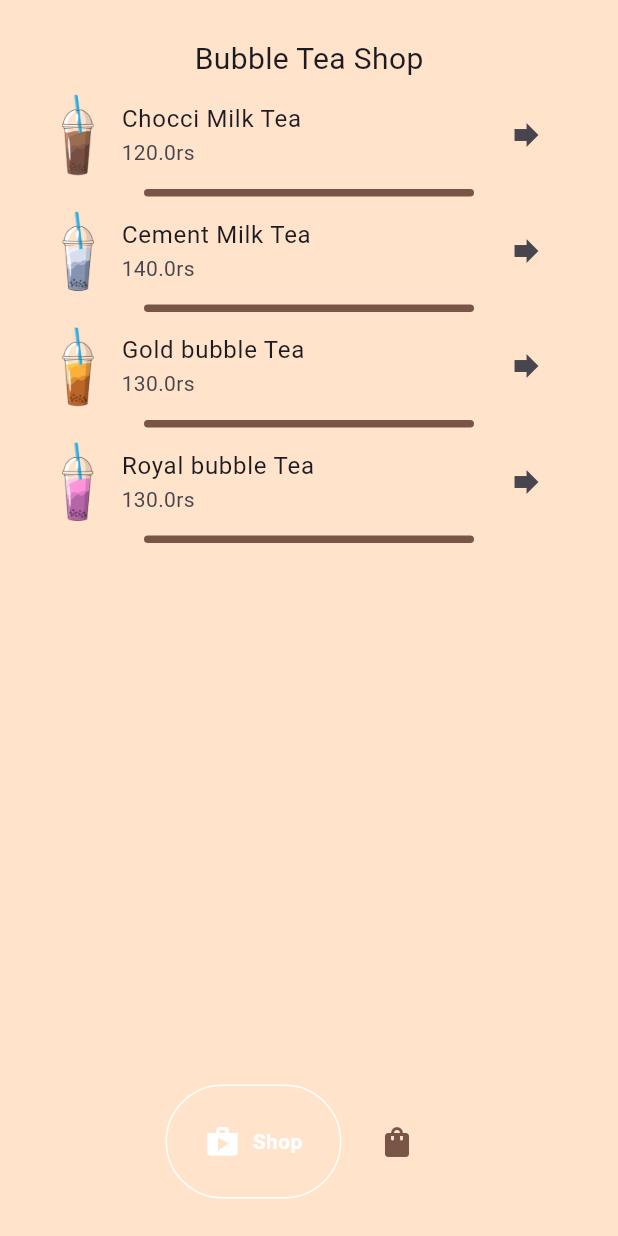
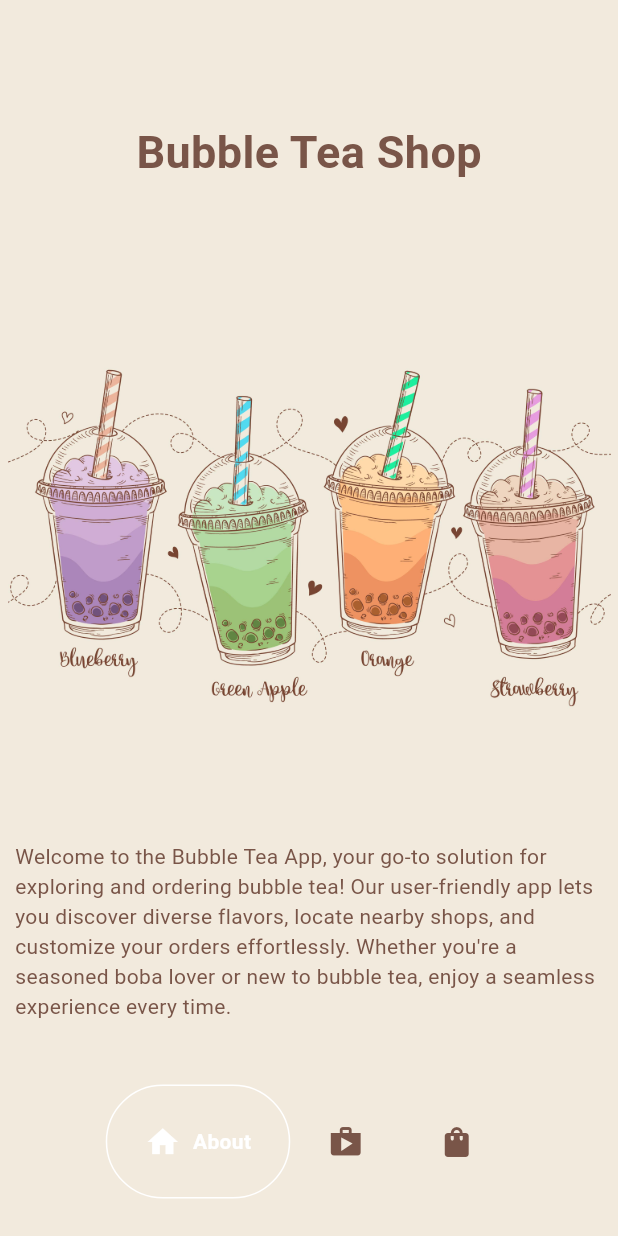
Before and after one commit to CC-KEH/Bubble-Tea, a Flutter app: the screen it shows after launch, on a phone screen of 412 x 824 dp. Run offline on Flutter 3.47's test engine with Material 3 defaults, Android fonts, the light colour scheme and no system bars; drawn by our look-alikes of google_nav_bar.

Commit message:
final commit

```diff
--- a/lib/CartPage.dart
+++ b/lib/CartPage.dart
@@ -50,6 +50,7 @@ class _CartPageState extends State<CartPage> {
                   },
                 ),
               ),
+              const SizedBox(height: 30,),
               //pay button
                MaterialButton(
                  color: Colors.brown,
--- a/lib/HomePage.dart
+++ b/lib/HomePage.dart
@@ -1,5 +1,6 @@
 import 'package:boba_tea/CartPage.dart';
 import 'package:boba_tea/ShopPage.dart';
+import 'package:boba_tea/about.dart';
 import 'package:flutter/material.dart';
 
 import 'components/bottom_nav_bar.dart';
@@ -20,6 +21,8 @@ class _HomePageState extends State<HomePage> {
   }
 
   final List<Widget> _pages = [
+    // HomePage
+    const About(),
     //Shop page
     const ShopPage(),
     //Cart page
@@ -29,7 +32,7 @@ class _HomePageState extends State<HomePage> {
   @override
   Widget build(BuildContext context) {
     return Scaffold(
-      backgroundColor: const Color(0xffffe3cb),
+      backgroundColor: const Color(0xfff2eadd),
       bottomNavigationBar: BottomNav(
         onTabChange: (index) => navigateBottomNavbar(index),
       ),
--- a/lib/OrderPage.dart
+++ b/lib/OrderPage.dart
@@ -1,3 +1,5 @@
+import 'dart:collection';
+
 import 'package:boba_tea/models/Drink.dart';
 import 'package:boba_tea/models/Shop.dart';
 import 'package:flutter/material.dart';
@@ -52,12 +54,19 @@ class _OrderPageState extends State<OrderPage> {
       ),
     );
   }
+  Map<String, Color> nameToColors = {
+    'Chocci Milk Tea': const Color(0xFF9a6c52),
+    'Cement Milk Tea': const Color(0xFFa9b4d2),
+    'Gold bubble Tea': const Color(0xFFdf8f2c),  // Colors.gold does not exist, using Colors.yellow as a close alternative
+    'Royal bubble Tea': const Color(0xFFff94d8),
+  };
 
   @override
   Widget build(BuildContext context) {
     return Scaffold(
       appBar: AppBar(
         title: Text(widget.drink.name),
+        backgroundColor: nameToColors[widget.drink.name],
       ),
       backgroundColor: const Color(0xffffe3cb),
       body: Padding(
@@ -92,6 +101,7 @@ class _OrderPageState extends State<OrderPage> {
                         Slider(
                             value: sweetValue,
                             label: sweetValue.toString(),
+                            activeColor: nameToColors[widget.drink.name],
                             divisions: 4,
                             onChanged: (value) => customizeSweet(value)),
                       ],
@@ -103,6 +113,7 @@ class _OrderPageState extends State<OrderPage> {
                         Slider(
                             value: iceValue,
                             label: iceValue.toString(),
+                            activeColor: nameToColors[widget.drink.name],
                             divisions: 4,
                             onChanged: (value) => customizeIce(value)),
                       ],
@@ -114,6 +125,7 @@ class _OrderPageState extends State<OrderPage> {
                         Slider(
                             value: pearlsValue,
                             label: pearlsValue.toString(),
+                            activeColor: nameToColors[widget.drink.name],
                             divisions: 4,
                             onChanged: (value) => customizePearls(value)),
                       ],
@@ -129,7 +141,7 @@ class _OrderPageState extends State<OrderPage> {
                       'Add to cart',
                       style: TextStyle(color: Colors.white),
                     ),
-                    color: Colors.brown,
+                    color: nameToColors[widget.drink.name],
                     onPressed: addToCart)
               ],
             ),
--- a/lib/ShopPage.dart
+++ b/lib/ShopPage.dart
@@ -34,9 +34,10 @@ class _ShopPageState extends State<ShopPage> {
               // Heading
               const Text(
                 'Bubble Tea Shop',
-                style: TextStyle(fontSize: 20),
+                style: TextStyle(fontSize: 30,color: Colors.brown,fontWeight: FontWeight.bold),
               ),
               // List of drinks for sale
+              const SizedBox(height: 50,),
               Expanded(
                 child: ListView.builder(
                     itemCount: value.shop.length,
--- /dev/null
+++ b/lib/about.dart
@@ -0,0 +1,46 @@
+import 'package:flutter/material.dart';
+
+class About extends StatefulWidget {
+  const About({super.key});
+
+  @override
+  State<About> createState() => _HomeState();
+}
+
+class _HomeState extends State<About> {
+  @override
+  Widget build(BuildContext context) {
+    return Container(
+      child: Column(
+        children: [
+          const SizedBox(
+            height: 80,
+          ),
+          const Text(
+            'Bubble Tea Shop',
+            style: TextStyle(
+                fontSize: 30, fontWeight: FontWeight.bold, color: Colors.brown),
+          ),
+          const SizedBox(
+            height: 100,
+          ),
+          Padding(
+            padding: const EdgeInsets.all(5.0),
+            child: Container(
+                child: const Image(image: AssetImage('lib/images/drinks.jpg'))),
+          ),
+          const SizedBox(
+            height: 50,
+          ),
+          const Padding(
+            padding: EdgeInsets.all(10.0),
+            child: Text(
+              'Welcome to the Bubble Tea App, your go-to solution for exploring and ordering bubble tea! Our user-friendly app lets you discover diverse flavors, locate nearby shops, and customize your orders effortlessly. Whether you\'re a seasoned boba lover or new to bubble tea, enjoy a seamless experience every time.',
+              style: TextStyle(color: Colors.brown),
+            ),
+          ),
+        ],
+      ),
+    );
+  }
+}
--- a/lib/components/bottom_nav_bar.dart
+++ b/lib/components/bottom_nav_bar.dart
@@ -15,7 +15,12 @@ class BottomNav extends StatelessWidget {
         color: Colors.brown,
         tabActiveBorder: Border.all(color: Colors.white),
         gap: 8,
-        tabs: [
+        tabs: const [
+          //About
+          GButton(
+            icon: Icons.home,
+            text: 'About',
+          ),
           //Shop
           GButton(
             icon: Icons.shop,
--- a/lib/main.dart
+++ b/lib/main.dart
@@ -17,7 +17,7 @@ class MyApp extends StatelessWidget {
       builder: (context,child) => MaterialApp(
         debugShowCheckedModeBanner: false,
         theme: ThemeData(primarySwatch: Colors.brown),
-        home: HomePage(),
+        home: const HomePage(),
       ),
     );
   }
```
Also changed, not shown: lib/images/drinks.jpg (renamed from lib/images/4319361.jpg), pubspec.lock.
